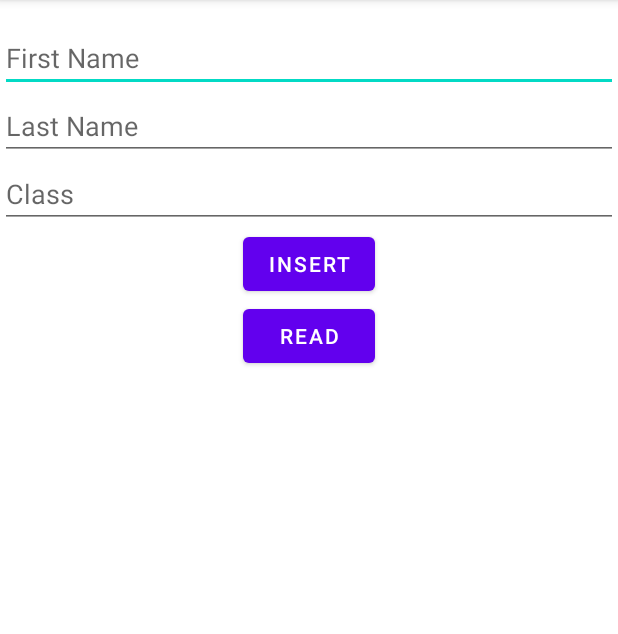
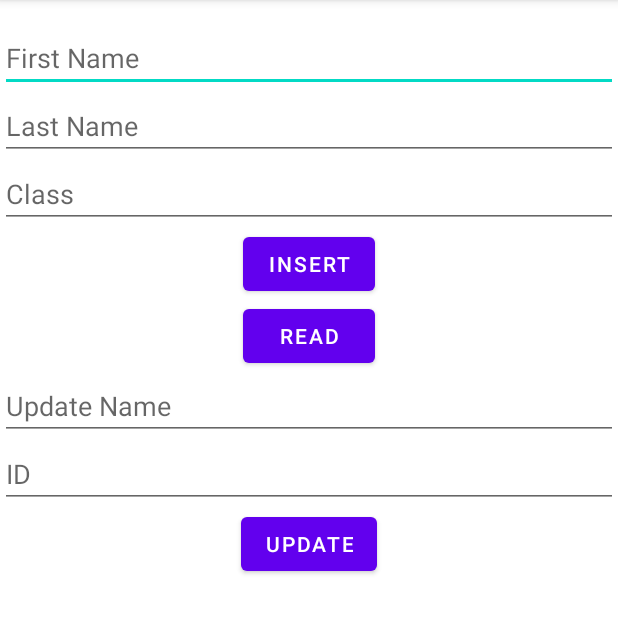
Before and after one commit to Sudiptagupta217/CRUD-Room-Database, an Android app: the screen it shows after launch (MainActivity), on a phone screen of 412 x 824 dp, the part 84-718 px from its top. Run offline under Robolectric (Android 15) with nearby library versions, the phone set to English and light mode, and no system bars; our stand-ins replace Room's generated code.

Commit message:
add updated query

```diff
--- a/app/src/main/java/com/sudipta/crudroomdb/MainActivity.java
+++ b/app/src/main/java/com/sudipta/crudroomdb/MainActivity.java
@@ -19,8 +19,11 @@ public class MainActivity extends AppCompatActivity {
     private EditText firstName;
     private EditText lastName;
     private EditText className;
+    private EditText updateName;
+    private EditText updateId;
     private Button insertBtn;
     private Button readBtn;
+    private Button updateBtn;
     MyDatabase myDatabase;
 
     @Override
@@ -31,8 +34,11 @@ public class MainActivity extends AppCompatActivity {
         firstName = findViewById(R.id.firstName);
         lastName = findViewById(R.id.lastName);
         className = findViewById(R.id.className);
+        updateId = findViewById(R.id.updateid);
+        updateName = findViewById(R.id.updatename);
         insertBtn = findViewById(R.id.insertBtn);
         readBtn = findViewById(R.id.readBtn);
+        updateBtn = findViewById(R.id.updateBtn);
 
         setUpDb();
 
@@ -47,6 +53,7 @@ public class MainActivity extends AppCompatActivity {
             }
         });
 
+        //read data
         readBtn.setOnClickListener(new View.OnClickListener() {
             @Override
             public void onClick(View v) {
@@ -59,8 +66,16 @@ public class MainActivity extends AppCompatActivity {
                 }
             }
         });
+        //update data
+        updateBtn.setOnClickListener(new View.OnClickListener() {
+            @Override
+            public void onClick(View v) {
+                myDatabase.dao().updatedtu(updateName.getText().toString(), Integer.parseInt(updateId.getText().toString()));
+            }
+        });
     }
 
+    // create a detabase object methad
     private void setUpDb() {
         myDatabase = Room.databaseBuilder(MainActivity.this, MyDatabase.class, "studentDB")
                 .allowMainThreadQueries().build();
--- a/app/src/main/java/com/sudipta/crudroomdb/Room/DAO.java
+++ b/app/src/main/java/com/sudipta/crudroomdb/Room/DAO.java
@@ -14,4 +14,7 @@ public interface DAO {       //DATA ACCESS OBJECT
 
     @Query("Select * from Student")
     List<Student> getStudent();
+
+    @Query("Update Student set stuFirstName=:stuName  where stuId = :stuID ")
+    void updatedtu(String stuName, int stuID);
 }
--- a/app/src/main/res/layout/activity_main.xml
+++ b/app/src/main/res/layout/activity_main.xml
@@ -46,6 +46,23 @@
             android:text="read"
             android:layout_gravity="center"/>
 
+        <EditText
+            android:id="@+id/updatename"
+            android:layout_width="match_parent"
+            android:layout_height="wrap_content"
+            android:hint="Update Name" />
+
+        <EditText
+            android:id="@+id/updateid"
+            android:layout_width="match_parent"
+            android:layout_height="wrap_content"
+            android:hint="ID" />
+        <Button
+            android:id="@+id/updateBtn"
+            android:layout_width="wrap_content"
+            android:layout_height="wrap_content"
+            android:text="update"
+            android:layout_gravity="center"/>
 
 
     </LinearLayout>
```
